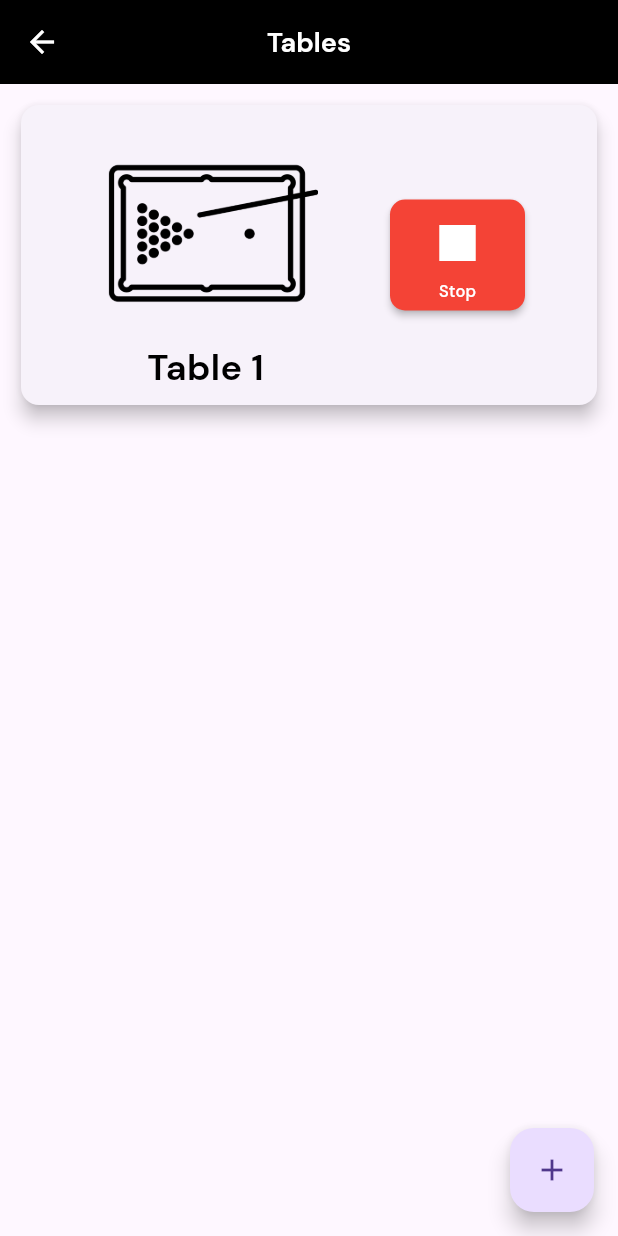
After one commit to lansoyyy/cue_bar, a Flutter app: the TableScreen screen opened directly, after a tap on the "add" icon, after a tap on "Start", on a phone screen of 412 x 824 dp. The commit adds this screen. Run offline on Flutter 3.47's test engine with Material 3 defaults, Android fonts, the phone set to English and light mode, and no system bars; our stand-ins replace cloud_firestore, firebase_auth, firebase_core, firebase_storage, fluttertoast, image_picker and 2 more; accounts and stored records are empty.

Commit message:
added tables

```diff
--- a/lib/screens/home_screen.dart
+++ b/lib/screens/home_screen.dart
@@ -3,6 +3,7 @@ import 'dart:async';
 import 'package:cloud_firestore/cloud_firestore.dart';
 import 'package:cue_bar/screens/config_page.dart';
 import 'package:cue_bar/screens/new/create_customer_screen.dart';
+import 'package:cue_bar/screens/new/table_page.dart';
 import 'package:cue_bar/screens/products_screen.dart';
 import 'package:cue_bar/screens/sales_pages/sales_page.dart';
 import 'package:cue_bar/services/add_table.dart';
@@ -70,6 +71,15 @@ class _HomeScreenState extends State<HomeScreen> {
           ],
         ),
         actions: [
+          IconButton(
+            onPressed: () {
+              Navigator.of(context).push(
+                  MaterialPageRoute(builder: (context) => const TableScreen()));
+            },
+            icon: const Icon(
+              Icons.table_restaurant_outlined,
+            ),
+          ),
           IconButton(
             onPressed: () {
               Navigator.of(context).push(MaterialPageRoute(
--- /dev/null
+++ b/lib/screens/new/table_page.dart
@@ -0,0 +1,218 @@
+import 'dart:async';
+
+import 'package:cloud_firestore/cloud_firestore.dart';
+import 'package:cue_bar/screens/config_page.dart';
+import 'package:cue_bar/screens/products_screen.dart';
+import 'package:cue_bar/services/add_table.dart';
+import 'package:cue_bar/widgets/text_widget.dart';
+import 'package:flutter/cupertino.dart';
+import 'package:flutter/material.dart';
+import 'package:flutter/widgets.dart';
+
+class TableScreen extends StatefulWidget {
+  const TableScreen({super.key});
+
+  @override
+  State<TableScreen> createState() => _TableScreenState();
+}
+
+class _TableScreenState extends State<TableScreen> {
+  void _startCounter1(int count1, StreamController controller1) {
+    Future<void>.delayed(const Duration(seconds: 1), () {
+      count1++;
+      controller1.sink.add(count1);
+      _startCounter1(count1, controller1);
+    });
+  }
+
+  @override
+  Widget build(BuildContext context) {
+    return Scaffold(
+      floatingActionButton: FloatingActionButton(
+        child: const Icon(Icons.add),
+        onPressed: () {
+          addTable();
+        },
+      ),
+      appBar: AppBar(
+        centerTitle: true,
+        foregroundColor: Colors.white,
+        backgroundColor: Colors.black,
+        title: TextWidget(
+          text: 'Tables',
+          fontSize: 18,
+          fontFamily: 'Bold',
+          color: Colors.white,
+        ),
+      ),
+      body: StreamBuilder<QuerySnapshot>(
+          stream: FirebaseFirestore.instance.collection('Tables').snapshots(),
+          builder:
+              (BuildContext context, AsyncSnapshot<QuerySnapshot> snapshot) {
+            if (snapshot.hasError) {
+              print(snapshot.error);
+              return const Center(child: Text('Error'));
+            }
+            if (snapshot.connectionState == ConnectionState.waiting) {
+              return const Padding(
+                padding: EdgeInsets.only(top: 50),
+                child: Center(
+                  child: CircularProgressIndicator(
+                    color: Colors.black,
+                  ),
+                ),
+              );
+            }
+
+            final data = snapshot.requireData;
+
+            return ListView.builder(
+              itemCount: data.docs.length,
+              itemBuilder: (context, index) {
+                return Padding(
+                  padding: const EdgeInsets.all(10.0),
+                  child: GestureDetector(
+                    onTap: () {
+                      showDialog(
+                          context: context,
+                          builder: (context) => AlertDialog(
+                                title: const Text(
+                                  'Delete Confirmation',
+                                  style: TextStyle(
+                                      fontFamily: 'QBold',
+                                      fontWeight: FontWeight.bold),
+                                ),
+                                content: const Text(
+                                  'Are you sure you want to delete this table?',
+                                  style: TextStyle(fontFamily: 'QRegular'),
+                                ),
+                                actions: <Widget>[
+                                  MaterialButton(
+                                    onPressed: () =>
+                                        Navigator.of(context).pop(true),
+                                    child: const Text(
+                                      'Close',
+                                      style: TextStyle(
+                                          fontFamily: 'QRegular',
+                                          fontWeight: FontWeight.bold),
+                                    ),
+                                  ),
+                                  MaterialButton(
+                                    onPressed: () async {
+                                      Navigator.of(context).pop();
+                                      await FirebaseFirestore.instance
+                                          .collection('Tables')
+                                          .doc(data.docs[index].id)
+                                          .delete();
+                                    },
+                                    child: const Text(
+                                      'Continue',
+                                      style: TextStyle(
+                                          fontFamily: 'QRegular',
+                                          fontWeight: FontWeight.bold),
+                                    ),
+                                  ),
+                                ],
+                              ));
+                    },
+                    child: Card(
+                      elevation: 5,
+                      child: Container(
+                        height: 200,
+                        width: double.infinity,
+                        decoration: BoxDecoration(
+                          borderRadius: BorderRadius.circular(10),
+                        ),
+                        child: Row(
+                          mainAxisAlignment: MainAxisAlignment.spaceEvenly,
+                          children: [
+                            Column(
+                              mainAxisAlignment: MainAxisAlignment.center,
+                              crossAxisAlignment: CrossAxisAlignment.center,
+                              children: [
+                                Image.asset(
+                                  'assets/images/pool-table.png',
+                                  height: 150,
+                                ),
+                                TextWidget(
+                                  text: 'Table ${index + 1}',
+                                  fontSize: 24,
+                                  fontFamily: 'Bold',
+                                ),
+                              ],
+                            ),
+                            Column(
+                              mainAxisAlignment: MainAxisAlignment.center,
+                              crossAxisAlignment: CrossAxisAlignment.center,
+                              children: [
+                                MaterialButton(
+                                  shape: RoundedRectangleBorder(
+                                    borderRadius: BorderRadius.circular(10),
+                                  ),
+                                  color: data.docs[index]['started']
+                                      ? Colors.red
+                                      : Colors.green,
+                                  onPressed: () async {
+                                    if (data.docs[index]['started']) {
+                                      await FirebaseFirestore.instance
+                                          .collection('Tables')
+                                          .doc(data.docs[index].id)
+                                          .update({
+                                        'started': false,
+                                        'timestarted': '',
+                                      });
+                                    } else {
+                                      await FirebaseFirestore.instance
+                                          .collection('Tables')
+                                          .doc(data.docs[index].id)
+                                          .update({
+                                        'started': true,
+                                        'timestarted': DateTime.now(),
+                                      });
+                                    }
+                                  },
+                                  child: Padding(
+                                    padding: const EdgeInsets.all(5.0),
+                                    child: Column(
+                                      mainAxisAlignment:
+                                          MainAxisAlignment.center,
+                                      crossAxisAlignment:
+                                          CrossAxisAlignment.center,
+                                      children: [
+                                        Icon(
+                                          !data.docs[index]['started']
+                                              ? Icons.play_arrow
+                                              : Icons.stop,
+                                          size: 48,
+                                          color: Colors.white,
+                                        ),
+                                        TextWidget(
+                                          text: !data.docs[index]['started']
+                                              ? 'Start'
+                                              : 'Stop',
+                                          fontSize: 11,
+                                          fontFamily: 'Medium',
+                                          color: Colors.white,
+                                        ),
+                                      ],
+                                    ),
+                                  ),
+                                ),
+                              ],
+                            ),
+                          ],
+                        ),
+                      ),
+                    ),
+                  ),
+                );
+              },
+            );
+          }),
+    );
+  }
+
+  String format(data) {
+    return '${(data ~/ 3600).toString().padLeft(2, '0')}:${((data % 3600) ~/ 60).toString().padLeft(2, '0')}';
+  }
+}
--- a/lib/services/add_table.dart
+++ b/lib/services/add_table.dart
@@ -9,6 +9,8 @@ Future addTable() async {
   final json = {
     'dateTime': DateTime.now(),
     'id': docUser.id,
+    'started': false,
+    'timestarted': '',
   };
 
   await docUser.set(json);
```
